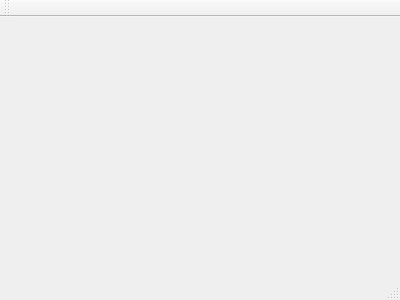
Above: GUI/windows/windowsClient/mainwindow.ui from sunnythecode/yunServerSoftware before the change. Below: the same form after it.
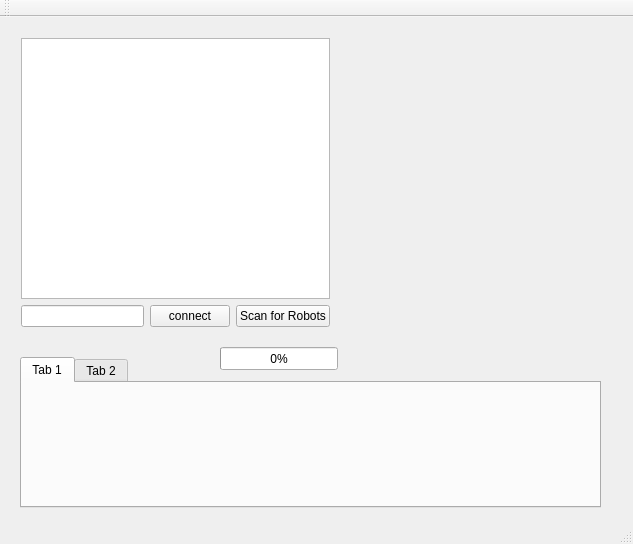
That is the form after the change.

Commit message: GUI for windows, still writing threading code for client scan.

```diff
--- a/GUI/windows/windowsClient/mainwindow.ui
+++ b/GUI/windows/windowsClient/mainwindow.ui
@@ -1,24 +1,126 @@
 <ui version="4.0">
  <class>MainWindow</class>
- <widget class="QMainWindow" name="MainWindow" >
-  <property name="geometry" >
+ <widget class="QMainWindow" name="MainWindow">
+  <property name="geometry">
    <rect>
     <x>0</x>
     <y>0</y>
-    <width>400</width>
-    <height>300</height>
+    <width>633</width>
+    <height>544</height>
    </rect>
   </property>
   <property name="windowTitle" >
    <string>MainWindow</string>
   </property>
-  <widget class="QMenuBar" name="menuBar" />
-  <widget class="QToolBar" name="mainToolBar" />
-  <widget class="QWidget" name="centralWidget" />
-  <widget class="QStatusBar" name="statusBar" />
+  <widget class="QWidget" name="centralWidget">
+   <widget class="QTabWidget" name="tabWidget">
+    <property name="geometry">
+     <rect>
+      <x>20</x>
+      <y>340</y>
+      <width>581</width>
+      <height>151</height>
+     </rect>
+    </property>
+    <property name="currentIndex">
+     <number>0</number>
+    </property>
+    <widget class="QWidget" name="tab">
+     <attribute name="title">
+      <string>Tab 1</string>
+     </attribute>
+    </widget>
+    <widget class="QWidget" name="tab_2">
+     <attribute name="title">
+      <string>Tab 2</string>
+     </attribute>
+    </widget>
+   </widget>
+   <widget class="QProgressBar" name="scanProg">
+    <property name="geometry">
+     <rect>
+      <x>220</x>
+      <y>330</y>
+      <width>118</width>
+      <height>23</height>
+     </rect>
+    </property>
+    <property name="maximum">
+     <number>255</number>
+    </property>
+    <property name="value">
+     <number>0</number>
+    </property>
+   </widget>
+   <widget class="QWidget" name="">
+    <property name="geometry">
+     <rect>
+      <x>10</x>
+      <y>10</y>
+      <width>331</width>
+      <height>311</height>
+     </rect>
+    </property>
+    <layout class="QVBoxLayout" name="verticalLayout_2">
+     <item>
+      <widget class="QListWidget" name="clientList"/>
+     </item>
+     <item>
+      <layout class="QVBoxLayout" name="verticalLayout" stretch="0">
+       <item>
+        <layout class="QHBoxLayout" name="horizontalLayout">
+         <item>
+          <widget class="QLineEdit" name="ipBox"/>
+         </item>
+         <item>
+          <widget class="QPushButton" name="connect2robot">
+           <property name="text">
+            <string>connect</string>
+           </property>
+          </widget>
+         </item>
+         <item>
+          <widget class="QPushButton" name="Scan4robot">
+           <property name="text">
+            <string>Scan for Robots</string>
+           </property>
+          </widget>
+         </item>
+        </layout>
+       </item>
+      </layout>
+     </item>
+    </layout>
+   </widget>
+   <zorder>horizontalLayoutWidget</zorder>
+   <zorder>clientList</zorder>
+   <zorder>clientList</zorder>
+   <zorder></zorder>
+   <zorder>clientList</zorder>
+   <zorder>tabWidget</zorder>
+   <zorder>scanProg</zorder>
+  </widget>
+  <widget class="QMenuBar" name="menuBar">
+   <property name="geometry">
+    <rect>
+     <x>0</x>
+     <y>0</y>
+     <width>633</width>
+     <height>21</height>
+    </rect>
+   </property>
+  </widget>
+  <widget class="QToolBar" name="mainToolBar">
+   <attribute name="toolBarArea">
+    <enum>TopToolBarArea</enum>
+   </attribute>
+   <attribute name="toolBarBreak">
+    <bool>false</bool>
+   </attribute>
+  </widget>
+  <widget class="QStatusBar" name="statusBar"/>
  </widget>
- <layoutDefault spacing="6" margin="11" />
- <pixmapfunction></pixmapfunction>
+ <layoutdefault spacing="6" margin="11"/>
  <resources/>
  <connections/>
 </ui>
```
Left out of the diff: 3 changed lines with no effect on the pictures. The commit also changes 6 other files.
